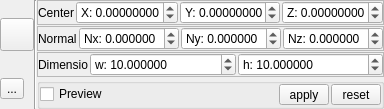
Old version of the form qCC/ui_templates/bdrPlaneEditorDlg.ui in the repository StOriJimmy/CloudCompare.
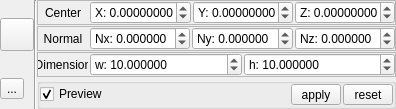
New version of the form. Icons and pictures are not drawn.

```diff
--- a/qCC/ui_templates/bdrPlaneEditorDlg.ui
+++ b/qCC/ui_templates/bdrPlaneEditorDlg.ui
@@ -6,7 +6,7 @@
    <rect>
     <x>0</x>
     <y>0</y>
-    <width>379</width>
+    <width>396</width>
     <height>92</height>
    </rect>
   </property>
@@ -92,9 +92,29 @@
             <verstretch>0</verstretch>
            </sizepolicy>
           </property>
+          <property name="minimumSize">
+           <size>
+            <width>50</width>
+            <height>0</height>
+           </size>
+          </property>
+          <property name="maximumSize">
+           <size>
+            <width>50</width>
+            <height>16777215</height>
+           </size>
+          </property>
+          <property name="font">
+           <font>
+            <italic>false</italic>
+           </font>
+          </property>
           <property name="text">
            <string>Center</string>
           </property>
+          <property name="alignment">
+           <set>Qt::AlignCenter</set>
+          </property>
          </widget>
         </item>
         <item>
@@ -198,9 +218,24 @@
             <verstretch>0</verstretch>
            </sizepolicy>
           </property>
+          <property name="minimumSize">
+           <size>
+            <width>50</width>
+            <height>0</height>
+           </size>
+          </property>
+          <property name="maximumSize">
+           <size>
+            <width>50</width>
+            <height>16777215</height>
+           </size>
+          </property>
           <property name="text">
            <string>Normal</string>
           </property>
+          <property name="alignment">
+           <set>Qt::AlignCenter</set>
+          </property>
          </widget>
         </item>
         <item>
@@ -310,6 +345,12 @@
             <verstretch>0</verstretch>
            </sizepolicy>
           </property>
+          <property name="minimumSize">
+           <size>
+            <width>50</width>
+            <height>0</height>
+           </size>
+          </property>
           <property name="maximumSize">
            <size>
             <width>50</width>
@@ -319,6 +360,9 @@
           <property name="text">
            <string>Dimension</string>
           </property>
+          <property name="alignment">
+           <set>Qt::AlignCenter</set>
+          </property>
          </widget>
         </item>
         <item>
@@ -431,6 +475,9 @@
           <property name="text">
            <string>Preview</string>
           </property>
+          <property name="checked">
+           <bool>true</bool>
+          </property>
          </widget>
         </item>
         <item row="0" column="1">
```
